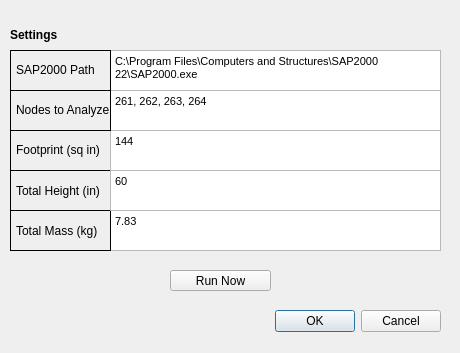
UofT-Seismic-Design-Team/Autobuilder-3.0, file resources/UI/autobuilder_runtowers_v2.ui: the form before one commit.
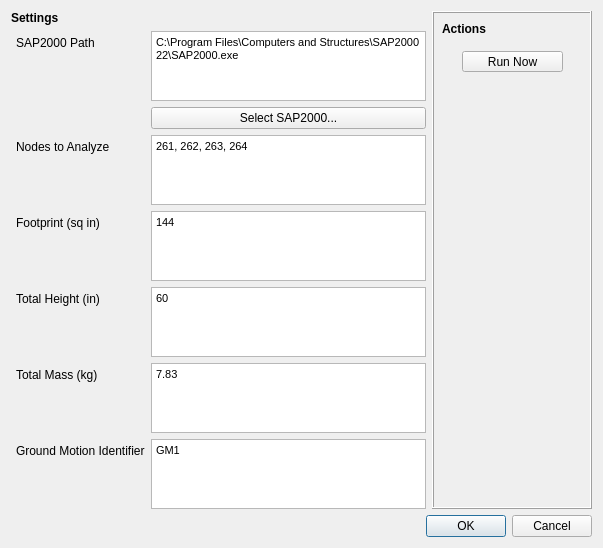
The form after the commit.

Patch:
```diff
--- a/resources/UI/autobuilder_runtowers_v2.ui
+++ b/resources/UI/autobuilder_runtowers_v2.ui
@@ -6,280 +6,330 @@
    <rect>
     <x>0</x>
     <y>0</y>
-    <width>460</width>
-    <height>353</height>
+    <width>603</width>
+    <height>532</height>
    </rect>
   </property>
   <property name="windowTitle">
    <string>Run Towers</string>
   </property>
-  <widget class="QLabel" name="footprint_title">
-   <property name="geometry">
-    <rect>
-     <x>10</x>
-     <y>130</y>
-     <width>101</width>
-     <height>41</height>
-    </rect>
-   </property>
-   <property name="frameShape">
-    <enum>QFrame::Panel</enum>
-   </property>
-   <property name="text">
-    <string>&lt;html&gt;&lt;head/&gt;&lt;body&gt;&lt;p&gt;Footprint (sq in)&lt;/p&gt;&lt;/body&gt;&lt;/html&gt;</string>
-   </property>
-   <property name="indent">
-    <number>5</number>
-   </property>
-  </widget>
-  <widget class="QTextEdit" name="SAP2000Path_input">
-   <property name="geometry">
-    <rect>
-     <x>110</x>
-     <y>50</y>
-     <width>331</width>
-     <height>41</height>
-    </rect>
-   </property>
-   <property name="sizeIncrement">
-    <size>
-     <width>0</width>
-     <height>0</height>
-    </size>
-   </property>
-   <property name="html">
-    <string>&lt;!DOCTYPE HTML PUBLIC &quot;-//W3C//DTD HTML 4.0//EN&quot; &quot;http://www.w3.org/TR/REC-html40/strict.dtd&quot;&gt;
+  <layout class="QVBoxLayout" name="verticalLayout_2">
+   <item>
+    <layout class="QHBoxLayout" name="horizontalLayout">
+     <item>
+      <layout class="QVBoxLayout" name="verticalLayout">
+       <item>
+        <widget class="QLabel" name="settings_title">
+         <property name="cursor">
+          <cursorShape>ArrowCursor</cursorShape>
+         </property>
+         <property name="frameShape">
+          <enum>QFrame::NoFrame</enum>
+         </property>
+         <property name="text">
+          <string>&lt;html&gt;&lt;head/&gt;&lt;body&gt;&lt;p&gt;&lt;span style=&quot; font-weight:600;&quot;&gt;Settings&lt;/span&gt;&lt;/p&gt;&lt;/body&gt;&lt;/html&gt;</string>
+         </property>
+         <property name="textFormat">
+          <enum>Qt::RichText</enum>
+         </property>
+         <property name="indent">
+          <number>-1</number>
+         </property>
+        </widget>
+       </item>
+       <item>
+        <layout class="QFormLayout" name="formLayout">
+         <item row="0" column="0">
+          <widget class="QLabel" name="SAP2000Path_title">
+           <property name="sizePolicy">
+            <sizepolicy hsizetype="Preferred" vsizetype="Preferred">
+             <horstretch>0</horstretch>
+             <verstretch>0</verstretch>
+            </sizepolicy>
+           </property>
+           <property name="minimumSize">
+            <size>
+             <width>0</width>
+             <height>0</height>
+            </size>
+           </property>
+           <property name="autoFillBackground">
+            <bool>true</bool>
+           </property>
+           <property name="frameShape">
+            <enum>QFrame::NoFrame</enum>
+           </property>
+           <property name="frameShadow">
+            <enum>QFrame::Plain</enum>
+           </property>
+           <property name="text">
+            <string>&lt;html&gt;&lt;head/&gt;&lt;body&gt;&lt;p&gt; SAP2000 Path&lt;/p&gt;&lt;/body&gt;&lt;/html&gt;</string>
+           </property>
+           <property name="indent">
+            <number>5</number>
+           </property>
+          </widget>
+         </item>
+         <item row="0" column="1">
+          <widget class="QTextEdit" name="SAP2000Path_input">
+           <property name="sizeIncrement">
+            <size>
+             <width>0</width>
+             <height>0</height>
+            </size>
+           </property>
+           <property name="readOnly">
+            <bool>true</bool>
+           </property>
+           <property name="html">
+            <string>&lt;!DOCTYPE HTML PUBLIC &quot;-//W3C//DTD HTML 4.0//EN&quot; &quot;http://www.w3.org/TR/REC-html40/strict.dtd&quot;&gt;
 &lt;html&gt;&lt;head&gt;&lt;meta name=&quot;qrichtext&quot; content=&quot;1&quot; /&gt;&lt;style type=&quot;text/css&quot;&gt;
 p, li { white-space: pre-wrap; }
-&lt;/style&gt;&lt;/head&gt;&lt;body style=&quot; font-family:'MS Shell Dlg 2'; font-size:8.25pt; font-weight:400; font-style:normal;&quot;&gt;
-&lt;p style=&quot; margin-top:12px; margin-bottom:12px; margin-left:0px; margin-right:0px; -qt-block-indent:0; text-indent:0px;&quot;&gt;C:\Program Files\Computers and Structures\SAP2000 22\SAP2000.exe&lt;/p&gt;&lt;/body&gt;&lt;/html&gt;</string>
-   </property>
-   <property name="placeholderText">
-    <string>C:\Program Files\Computers and Structures\SAP2000 22\SAP2000.exe</string>
-   </property>
-  </widget>
-  <widget class="QTextEdit" name="footprint_input">
-   <property name="geometry">
-    <rect>
-     <x>110</x>
-     <y>130</y>
-     <width>331</width>
-     <height>41</height>
-    </rect>
-   </property>
-   <property name="html">
-    <string>&lt;!DOCTYPE HTML PUBLIC &quot;-//W3C//DTD HTML 4.0//EN&quot; &quot;http://www.w3.org/TR/REC-html40/strict.dtd&quot;&gt;
+&lt;/style&gt;&lt;/head&gt;&lt;body style=&quot; font-family:'MS Shell Dlg 2'; font-size:9.75pt; font-weight:400; font-style:normal;&quot;&gt;
+&lt;p style=&quot; margin-top:12px; margin-bottom:12px; margin-left:0px; margin-right:0px; -qt-block-indent:0; text-indent:0px;&quot;&gt;&lt;span style=&quot; font-size:8.25pt;&quot;&gt;C:\Program Files\Computers and Structures\SAP2000 22\SAP2000.exe&lt;/span&gt;&lt;/p&gt;&lt;/body&gt;&lt;/html&gt;</string>
+           </property>
+           <property name="placeholderText">
+            <string>C:\Program Files\Computers and Structures\SAP2000 22\SAP2000.exe</string>
+           </property>
+          </widget>
+         </item>
+         <item row="2" column="0">
+          <widget class="QLabel" name="nodesToAnalyze_title">
+           <property name="minimumSize">
+            <size>
+             <width>0</width>
+             <height>0</height>
+            </size>
+           </property>
+           <property name="frameShape">
+            <enum>QFrame::NoFrame</enum>
+           </property>
+           <property name="text">
+            <string>&lt;html&gt;&lt;head/&gt;&lt;body&gt;&lt;p&gt;Nodes to Analyze&lt;/p&gt;&lt;/body&gt;&lt;/html&gt;</string>
+           </property>
+           <property name="indent">
+            <number>5</number>
+           </property>
+          </widget>
+         </item>
+         <item row="2" column="1">
+          <widget class="QTextEdit" name="nodesToAnalyze_input">
+           <property name="html">
+            <string>&lt;!DOCTYPE HTML PUBLIC &quot;-//W3C//DTD HTML 4.0//EN&quot; &quot;http://www.w3.org/TR/REC-html40/strict.dtd&quot;&gt;
 &lt;html&gt;&lt;head&gt;&lt;meta name=&quot;qrichtext&quot; content=&quot;1&quot; /&gt;&lt;style type=&quot;text/css&quot;&gt;
 p, li { white-space: pre-wrap; }
-&lt;/style&gt;&lt;/head&gt;&lt;body style=&quot; font-family:'MS Shell Dlg 2'; font-size:8.25pt; font-weight:400; font-style:normal;&quot;&gt;
-&lt;p style=&quot; margin-top:12px; margin-bottom:12px; margin-left:0px; margin-right:0px; -qt-block-indent:0; text-indent:0px;&quot;&gt;144&lt;/p&gt;&lt;/body&gt;&lt;/html&gt;</string>
-   </property>
-   <property name="placeholderText">
-    <string>144</string>
-   </property>
-  </widget>
-  <widget class="QDialogButtonBox" name="runTowers_buttonBox">
-   <property name="geometry">
-    <rect>
-     <x>20</x>
-     <y>310</y>
-     <width>421</width>
-     <height>23</height>
-    </rect>
-   </property>
-   <property name="standardButtons">
-    <set>QDialogButtonBox::Cancel|QDialogButtonBox::Ok</set>
-   </property>
-  </widget>
-  <widget class="QLabel" name="totalHeight_title">
-   <property name="geometry">
-    <rect>
-     <x>10</x>
-     <y>170</y>
-     <width>101</width>
-     <height>41</height>
-    </rect>
-   </property>
-   <property name="frameShape">
-    <enum>QFrame::Panel</enum>
-   </property>
-   <property name="text">
-    <string>Total Height (in)</string>
-   </property>
-   <property name="indent">
-    <number>5</number>
-   </property>
-  </widget>
-  <widget class="QTextEdit" name="totalMass_input">
-   <property name="geometry">
-    <rect>
-     <x>110</x>
-     <y>210</y>
-     <width>331</width>
-     <height>41</height>
-    </rect>
-   </property>
-   <property name="html">
-    <string>&lt;!DOCTYPE HTML PUBLIC &quot;-//W3C//DTD HTML 4.0//EN&quot; &quot;http://www.w3.org/TR/REC-html40/strict.dtd&quot;&gt;
+&lt;/style&gt;&lt;/head&gt;&lt;body style=&quot; font-family:'MS Shell Dlg 2'; font-size:9.75pt; font-weight:400; font-style:normal;&quot;&gt;
+&lt;p style=&quot; margin-top:12px; margin-bottom:12px; margin-left:0px; margin-right:0px; -qt-block-indent:0; text-indent:0px;&quot;&gt;&lt;span style=&quot; font-size:8.25pt;&quot;&gt;261, 262, 263, 264&lt;/span&gt;&lt;/p&gt;&lt;/body&gt;&lt;/html&gt;</string>
+           </property>
+           <property name="placeholderText">
+            <string/>
+           </property>
+          </widget>
+         </item>
+         <item row="3" column="0">
+          <widget class="QLabel" name="footprint_title">
+           <property name="minimumSize">
+            <size>
+             <width>0</width>
+             <height>0</height>
+            </size>
+           </property>
+           <property name="frameShape">
+            <enum>QFrame::NoFrame</enum>
+           </property>
+           <property name="text">
+            <string>&lt;html&gt;&lt;head/&gt;&lt;body&gt;&lt;p&gt;Footprint (sq in)&lt;/p&gt;&lt;/body&gt;&lt;/html&gt;</string>
+           </property>
+           <property name="indent">
+            <number>5</number>
+           </property>
+          </widget>
+         </item>
+         <item row="3" column="1">
+          <widget class="QTextEdit" name="footprint_input">
+           <property name="html">
+            <string>&lt;!DOCTYPE HTML PUBLIC &quot;-//W3C//DTD HTML 4.0//EN&quot; &quot;http://www.w3.org/TR/REC-html40/strict.dtd&quot;&gt;
 &lt;html&gt;&lt;head&gt;&lt;meta name=&quot;qrichtext&quot; content=&quot;1&quot; /&gt;&lt;style type=&quot;text/css&quot;&gt;
 p, li { white-space: pre-wrap; }
-&lt;/style&gt;&lt;/head&gt;&lt;body style=&quot; font-family:'MS Shell Dlg 2'; font-size:8.25pt; font-weight:400; font-style:normal;&quot;&gt;
-&lt;p style=&quot; margin-top:12px; margin-bottom:12px; margin-left:0px; margin-right:0px; -qt-block-indent:0; text-indent:0px;&quot;&gt;7.83&lt;/p&gt;&lt;/body&gt;&lt;/html&gt;</string>
-   </property>
-   <property name="placeholderText">
-    <string>7.83</string>
-   </property>
-  </widget>
-  <widget class="QLabel" name="SAP2000Path_title">
-   <property name="geometry">
-    <rect>
-     <x>10</x>
-     <y>50</y>
-     <width>101</width>
-     <height>41</height>
-    </rect>
-   </property>
-   <property name="sizePolicy">
-    <sizepolicy hsizetype="Fixed" vsizetype="Fixed">
-     <horstretch>0</horstretch>
-     <verstretch>0</verstretch>
-    </sizepolicy>
-   </property>
-   <property name="autoFillBackground">
-    <bool>true</bool>
-   </property>
-   <property name="frameShape">
-    <enum>QFrame::Panel</enum>
-   </property>
-   <property name="frameShadow">
-    <enum>QFrame::Plain</enum>
-   </property>
-   <property name="text">
-    <string>&lt;html&gt;&lt;head/&gt;&lt;body&gt;&lt;p&gt;SAP2000 Path&lt;/p&gt;&lt;/body&gt;&lt;/html&gt;</string>
-   </property>
-   <property name="indent">
-    <number>5</number>
-   </property>
-  </widget>
-  <widget class="QTextEdit" name="nodesToAnalyze_input">
-   <property name="geometry">
-    <rect>
-     <x>110</x>
-     <y>90</y>
-     <width>331</width>
-     <height>41</height>
-    </rect>
-   </property>
-   <property name="html">
-    <string>&lt;!DOCTYPE HTML PUBLIC &quot;-//W3C//DTD HTML 4.0//EN&quot; &quot;http://www.w3.org/TR/REC-html40/strict.dtd&quot;&gt;
+&lt;/style&gt;&lt;/head&gt;&lt;body style=&quot; font-family:'MS Shell Dlg 2'; font-size:9.75pt; font-weight:400; font-style:normal;&quot;&gt;
+&lt;p style=&quot; margin-top:12px; margin-bottom:12px; margin-left:0px; margin-right:0px; -qt-block-indent:0; text-indent:0px;&quot;&gt;&lt;span style=&quot; font-size:8.25pt;&quot;&gt;144&lt;/span&gt;&lt;/p&gt;&lt;/body&gt;&lt;/html&gt;</string>
+           </property>
+           <property name="placeholderText">
+            <string>144</string>
+           </property>
+          </widget>
+         </item>
+         <item row="4" column="0">
+          <widget class="QLabel" name="totalHeight_title">
+           <property name="minimumSize">
+            <size>
+             <width>0</width>
+             <height>0</height>
+            </size>
+           </property>
+           <property name="frameShape">
+            <enum>QFrame::NoFrame</enum>
+           </property>
+           <property name="text">
+            <string>Total Height (in)</string>
+           </property>
+           <property name="indent">
+            <number>5</number>
+           </property>
+          </widget>
+         </item>
+         <item row="4" column="1">
+          <widget class="QTextEdit" name="totalHeight_input">
+           <property name="html">
+            <string>&lt;!DOCTYPE HTML PUBLIC &quot;-//W3C//DTD HTML 4.0//EN&quot; &quot;http://www.w3.org/TR/REC-html40/strict.dtd&quot;&gt;
 &lt;html&gt;&lt;head&gt;&lt;meta name=&quot;qrichtext&quot; content=&quot;1&quot; /&gt;&lt;style type=&quot;text/css&quot;&gt;
 p, li { white-space: pre-wrap; }
-&lt;/style&gt;&lt;/head&gt;&lt;body style=&quot; font-family:'MS Shell Dlg 2'; font-size:8.25pt; font-weight:400; font-style:normal;&quot;&gt;
-&lt;p style=&quot; margin-top:12px; margin-bottom:12px; margin-left:0px; margin-right:0px; -qt-block-indent:0; text-indent:0px;&quot;&gt;261, 262, 263, 264&lt;/p&gt;&lt;/body&gt;&lt;/html&gt;</string>
-   </property>
-   <property name="placeholderText">
-    <string/>
-   </property>
-  </widget>
-  <widget class="QPushButton" name="runNow_Button">
-   <property name="geometry">
-    <rect>
-     <x>170</x>
-     <y>270</y>
-     <width>101</width>
-     <height>21</height>
-    </rect>
-   </property>
-   <property name="text">
-    <string>Run Now</string>
-   </property>
-   <property name="autoDefault">
-    <bool>true</bool>
-   </property>
-  </widget>
-  <widget class="QLabel" name="settings_title">
-   <property name="geometry">
-    <rect>
-     <x>10</x>
-     <y>20</y>
-     <width>481</width>
-     <height>30</height>
-    </rect>
-   </property>
-   <property name="cursor">
-    <cursorShape>ArrowCursor</cursorShape>
-   </property>
-   <property name="frameShape">
-    <enum>QFrame::NoFrame</enum>
-   </property>
-   <property name="text">
-    <string>&lt;html&gt;&lt;head/&gt;&lt;body&gt;&lt;p&gt;&lt;span style=&quot; font-weight:600;&quot;&gt;Settings&lt;/span&gt;&lt;/p&gt;&lt;/body&gt;&lt;/html&gt;</string>
-   </property>
-   <property name="textFormat">
-    <enum>Qt::RichText</enum>
-   </property>
-   <property name="indent">
-    <number>-1</number>
-   </property>
-  </widget>
-  <widget class="QLabel" name="totalMass_title">
-   <property name="geometry">
-    <rect>
-     <x>10</x>
-     <y>210</y>
-     <width>101</width>
-     <height>41</height>
-    </rect>
-   </property>
-   <property name="frameShape">
-    <enum>QFrame::Panel</enum>
-   </property>
-   <property name="text">
-    <string>Total Mass (kg)</string>
-   </property>
-   <property name="indent">
-    <number>5</number>
-   </property>
-  </widget>
-  <widget class="QLabel" name="nodesToAnalyze_title">
-   <property name="geometry">
-    <rect>
-     <x>10</x>
-     <y>90</y>
-     <width>101</width>
-     <height>41</height>
-    </rect>
-   </property>
-   <property name="frameShape">
-    <enum>QFrame::Panel</enum>
-   </property>
-   <property name="text">
-    <string>&lt;html&gt;&lt;head/&gt;&lt;body&gt;&lt;p&gt;Nodes to Analyze&lt;/p&gt;&lt;/body&gt;&lt;/html&gt;</string>
-   </property>
-   <property name="indent">
-    <number>5</number>
-   </property>
-  </widget>
-  <widget class="QTextEdit" name="totalHeight_input">
-   <property name="geometry">
-    <rect>
-     <x>110</x>
-     <y>170</y>
-     <width>331</width>
-     <height>41</height>
-    </rect>
-   </property>
-   <property name="html">
-    <string>&lt;!DOCTYPE HTML PUBLIC &quot;-//W3C//DTD HTML 4.0//EN&quot; &quot;http://www.w3.org/TR/REC-html40/strict.dtd&quot;&gt;
+&lt;/style&gt;&lt;/head&gt;&lt;body style=&quot; font-family:'MS Shell Dlg 2'; font-size:9.75pt; font-weight:400; font-style:normal;&quot;&gt;
+&lt;p style=&quot; margin-top:12px; margin-bottom:12px; margin-left:0px; margin-right:0px; -qt-block-indent:0; text-indent:0px;&quot;&gt;&lt;span style=&quot; font-size:8.25pt;&quot;&gt;60&lt;/span&gt;&lt;/p&gt;&lt;/body&gt;&lt;/html&gt;</string>
+           </property>
+           <property name="placeholderText">
+            <string>60</string>
+           </property>
+          </widget>
+         </item>
+         <item row="5" column="0">
+          <widget class="QLabel" name="totalMass_title">
+           <property name="minimumSize">
+            <size>
+             <width>0</width>
+             <height>0</height>
+            </size>
+           </property>
+           <property name="frameShape">
+            <enum>QFrame::NoFrame</enum>
+           </property>
+           <property name="text">
+            <string>Total Mass (kg)</string>
+           </property>
+           <property name="indent">
+            <number>5</number>
+           </property>
+          </widget>
+         </item>
+         <item row="5" column="1">
+          <widget class="QTextEdit" name="totalMass_input">
+           <property name="html">
+            <string>&lt;!DOCTYPE HTML PUBLIC &quot;-//W3C//DTD HTML 4.0//EN&quot; &quot;http://www.w3.org/TR/REC-html40/strict.dtd&quot;&gt;
 &lt;html&gt;&lt;head&gt;&lt;meta name=&quot;qrichtext&quot; content=&quot;1&quot; /&gt;&lt;style type=&quot;text/css&quot;&gt;
 p, li { white-space: pre-wrap; }
-&lt;/style&gt;&lt;/head&gt;&lt;body style=&quot; font-family:'MS Shell Dlg 2'; font-size:8.25pt; font-weight:400; font-style:normal;&quot;&gt;
-&lt;p style=&quot; margin-top:12px; margin-bottom:12px; margin-left:0px; margin-right:0px; -qt-block-indent:0; text-indent:0px;&quot;&gt;60&lt;/p&gt;&lt;/body&gt;&lt;/html&gt;</string>
-   </property>
-   <property name="placeholderText">
-    <string>60</string>
-   </property>
-  </widget>
+&lt;/style&gt;&lt;/head&gt;&lt;body style=&quot; font-family:'MS Shell Dlg 2'; font-size:9.75pt; font-weight:400; font-style:normal;&quot;&gt;
+&lt;p style=&quot; margin-top:12px; margin-bottom:12px; margin-left:0px; margin-right:0px; -qt-block-indent:0; text-indent:0px;&quot;&gt;&lt;span style=&quot; font-size:8.25pt;&quot;&gt;7.83&lt;/span&gt;&lt;/p&gt;&lt;/body&gt;&lt;/html&gt;</string>
+           </property>
+           <property name="placeholderText">
+            <string>7.83</string>
+           </property>
+          </widget>
+         </item>
+         <item row="6" column="1">
+          <widget class="QTextEdit" name="gmIdentifier_input">
+           <property name="html">
+            <string>&lt;!DOCTYPE HTML PUBLIC &quot;-//W3C//DTD HTML 4.0//EN&quot; &quot;http://www.w3.org/TR/REC-html40/strict.dtd&quot;&gt;
+&lt;html&gt;&lt;head&gt;&lt;meta name=&quot;qrichtext&quot; content=&quot;1&quot; /&gt;&lt;style type=&quot;text/css&quot;&gt;
+p, li { white-space: pre-wrap; }
+&lt;/style&gt;&lt;/head&gt;&lt;body style=&quot; font-family:'MS Shell Dlg 2'; font-size:9.75pt; font-weight:400; font-style:normal;&quot;&gt;
+&lt;p style=&quot; margin-top:12px; margin-bottom:12px; margin-left:0px; margin-right:0px; -qt-block-indent:0; text-indent:0px;&quot;&gt;&lt;span style=&quot; font-size:8.25pt;&quot;&gt;GM1&lt;/span&gt;&lt;/p&gt;&lt;/body&gt;&lt;/html&gt;</string>
+           </property>
+           <property name="placeholderText">
+            <string>7.83</string>
+           </property>
+          </widget>
+         </item>
+         <item row="6" column="0">
+          <widget class="QLabel" name="gmIdentifier_title">
+           <property name="minimumSize">
+            <size>
+             <width>0</width>
+             <height>0</height>
+            </size>
+           </property>
+           <property name="frameShape">
+            <enum>QFrame::NoFrame</enum>
+           </property>
+           <property name="text">
+            <string>&lt;html&gt;&lt;head/&gt;&lt;body&gt;&lt;p&gt;Ground Motion Identifier&lt;/p&gt;&lt;/body&gt;&lt;/html&gt;</string>
+           </property>
+           <property name="indent">
+            <number>5</number>
+           </property>
+          </widget>
+         </item>
+         <item row="1" column="1">
+          <widget class="QPushButton" name="selectPath_button">
+           <property name="text">
+            <string>Select SAP2000...</string>
+           </property>
+          </widget>
+         </item>
+        </layout>
+       </item>
+      </layout>
+     </item>
+     <item>
+      <widget class="QFrame" name="actions_frame">
+       <property name="minimumSize">
+        <size>
+         <width>160</width>
+         <height>0</height>
+        </size>
+       </property>
+       <property name="frameShape">
+        <enum>QFrame::Box</enum>
+       </property>
+       <property name="frameShadow">
+        <enum>QFrame::Raised</enum>
+       </property>
+       <widget class="QPushButton" name="runNow_Button">
+        <property name="geometry">
+         <rect>
+          <x>30</x>
+          <y>40</y>
+          <width>101</width>
+          <height>21</height>
+         </rect>
+        </property>
+        <property name="text">
+         <string>Run Now</string>
+        </property>
+        <property name="autoDefault">
+         <bool>true</bool>
+        </property>
+       </widget>
+       <widget class="QLabel" name="actions_label">
+        <property name="geometry">
+         <rect>
+          <x>10</x>
+          <y>10</y>
+          <width>51</width>
+          <height>16</height>
+         </rect>
+        </property>
+        <property name="font">
+         <font>
+          <weight>75</weight>
+          <bold>true</bold>
+         </font>
+        </property>
+        <property name="text">
+         <string>Actions</string>
+        </property>
+       </widget>
+      </widget>
+     </item>
+    </layout>
+   </item>
+   <item>
+    <widget class="QDialogButtonBox" name="runTowers_buttonBox">
+     <property name="standardButtons">
+      <set>QDialogButtonBox::Cancel|QDialogButtonBox::Ok</set>
+     </property>
+    </widget>
+   </item>
+  </layout>
  </widget>
  <resources>
   <include location="../../resources.qrc"/>
```
